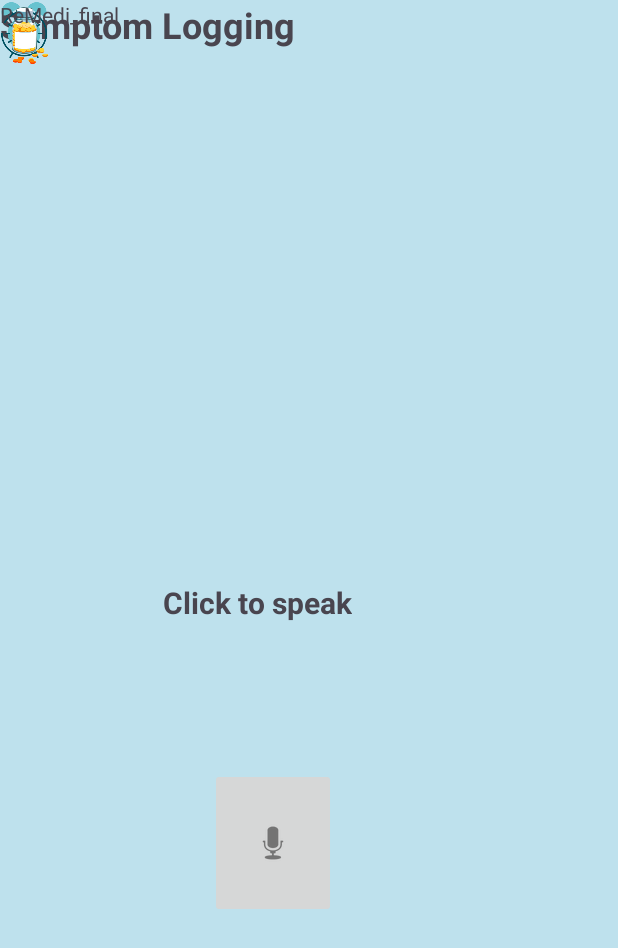
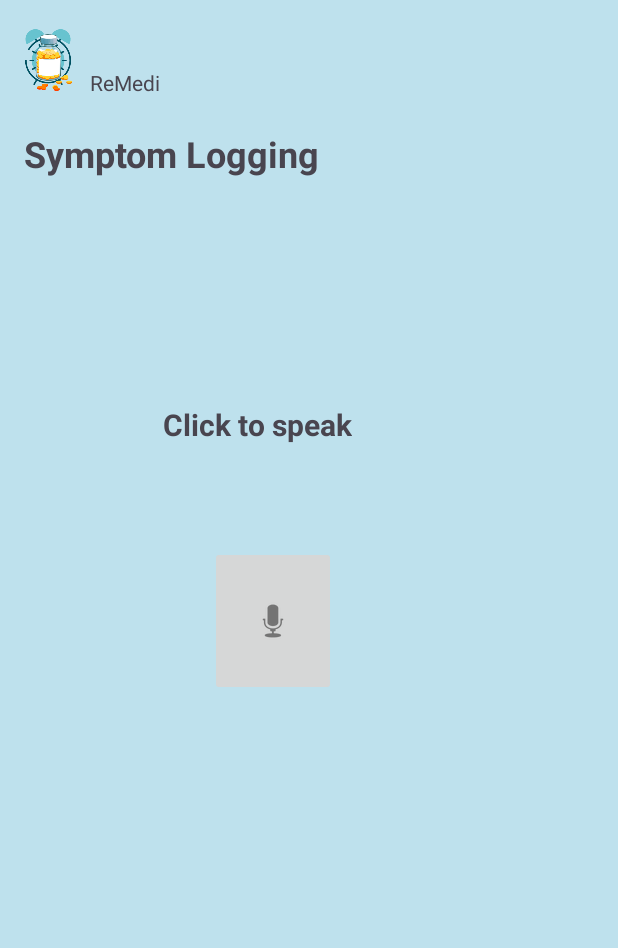
Before and after one commit to FantomCode25/Stranger-Strings, an Android app: the layout speechtotext.xml on its own in the app's theme, with its tools: preview values and no code run, on a phone screen of 412 x 824 dp. Shown: the top 948 px of the screen. Run offline under Robolectric (Android 15) with nearby library versions, the phone set to English and light mode, and no system bars.

Commit message:
3rd commit

```diff
--- a/app/src/main/java/com/app/remedi_final/SpeechToText.java
+++ b/app/src/main/java/com/app/remedi_final/SpeechToText.java
@@ -28,12 +28,14 @@ public class SpeechToText extends AppCompatActivity {
     private static final int REQUEST_CODE_INPUT = 1;
     private static final int PERMISSION_REQUEST_CODE = 100;
     String app_name="ReMedi";
+    private ArrayList<String> symptomsArray = new ArrayList<>();
+    private TextView symptomsTextView;
 
     @Override
     protected void onCreate(Bundle savedInstanceState) {
         super.onCreate(savedInstanceState);
         EdgeToEdge.enable(this);
-        setContentView(R.layout.SpeechToText);
+        setContentView(R.layout.speechtotext);
         ViewCompat.setOnApplyWindowInsetsListener(findViewById(R.id.main), (v, insets) -> {
             Insets systemBars = insets.getInsets(WindowInsetsCompat.Type.systemBars());
             v.setPadding(systemBars.left, systemBars.top, systemBars.right, systemBars.bottom);
@@ -42,6 +44,7 @@ public class SpeechToText extends AppCompatActivity {
 
         btn = findViewById(R.id.imgbtn);
         textView = findViewById(R.id.textView);
+        symptomsTextView = findViewById(R.id.symptoms_textview);
 
 
         btn.setOnClickListener(new View.OnClickListener() {
--- a/app/src/main/res/layout/SpeechToText.xml
+++ b/app/src/main/res/layout/speechtotext.xml
@@ -14,7 +14,7 @@
         android:layout_width="84dp"
         android:layout_height="100dp"
         android:layout_marginEnd="188dp"
-        android:layout_marginBottom="212dp"
+        android:layout_marginBottom="360dp"
         android:src="@android:drawable/ic_btn_speak_now"
         app:layout_constraintBottom_toBottomOf="parent"
         app:layout_constraintEnd_toEndOf="parent"
@@ -41,25 +41,37 @@
         android:layout_height="36dp"
         android:text="Symptom Logging"
         android:textSize="24dp"
+
         android:textStyle="bold"
-
-        tools:layout_editor_absoluteX="52dp"
-        tools:layout_editor_absoluteY="156dp" />
+        app:layout_constraintBottom_toBottomOf="parent"
+        app:layout_constraintEnd_toEndOf="parent"
+        app:layout_constraintHorizontal_bias="0.078"
+        app:layout_constraintStart_toStartOf="parent"
+        app:layout_constraintTop_toTopOf="parent"
+        app:layout_constraintVertical_bias="0.109" />
 
     <ImageView
         android:id="@+id/imageView"
         android:layout_width="32dp"
         android:layout_height="43dp"
-        app:srcCompat="@drawable/logo"
-        tools:layout_editor_absoluteX="33dp"
-        tools:layout_editor_absoluteY="9dp" />
+        app:layout_constraintBottom_toBottomOf="parent"
+        app:layout_constraintEnd_toEndOf="parent"
+        app:layout_constraintHorizontal_bias="0.042"
+        app:layout_constraintStart_toStartOf="parent"
+        app:layout_constraintTop_toTopOf="parent"
+        app:layout_constraintVertical_bias="0.023"
+        app:srcCompat="@drawable/logo" />
 
     <TextView
         android:id="@+id/logoName"
         android:layout_width="wrap_content"
         android:layout_height="wrap_content"
         android:text="@string/app_name"
-        tools:layout_editor_absoluteX="79dp"
-        tools:layout_editor_absoluteY="17dp" />
+        app:layout_constraintBottom_toBottomOf="parent"
+        app:layout_constraintEnd_toEndOf="parent"
+        app:layout_constraintHorizontal_bias="0.165"
+        app:layout_constraintStart_toStartOf="parent"
+        app:layout_constraintTop_toTopOf="parent"
+        app:layout_constraintVertical_bias="0.056" />
 
 </androidx.constraintlayout.widget.ConstraintLayout>
--- a/app/src/main/res/values/strings.xml
+++ b/app/src/main/res/values/strings.xml
@@ -1,3 +1,3 @@
 <resources>
-    <string name="app_name">ReMedi_final</string>
+    <string name="app_name">ReMedi</string>
 </resources>
```
